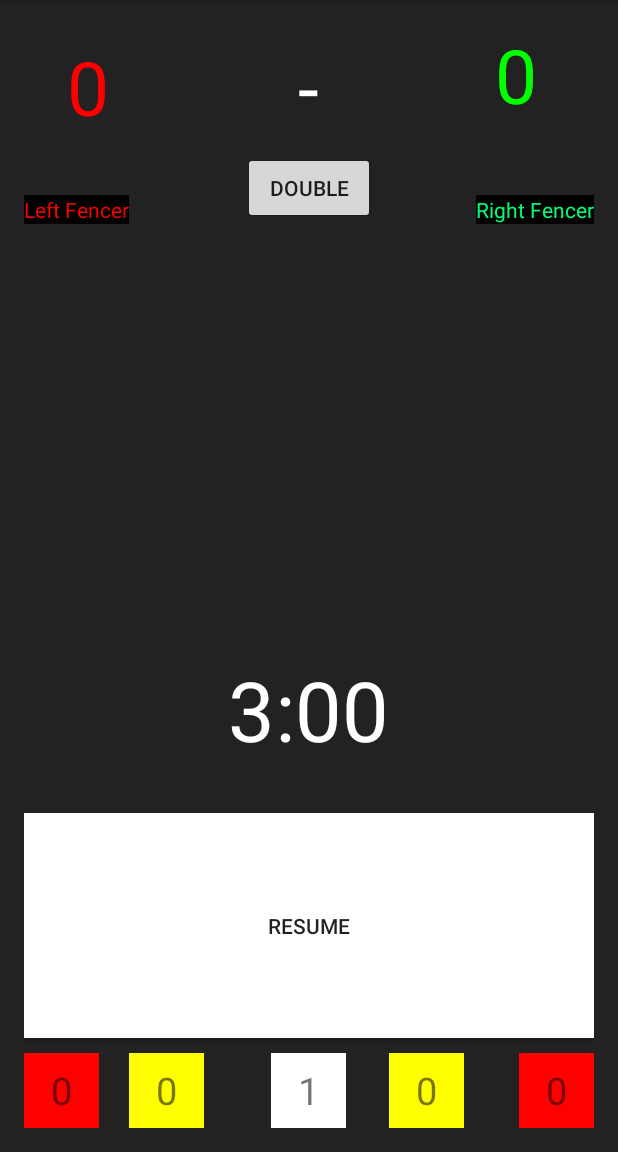
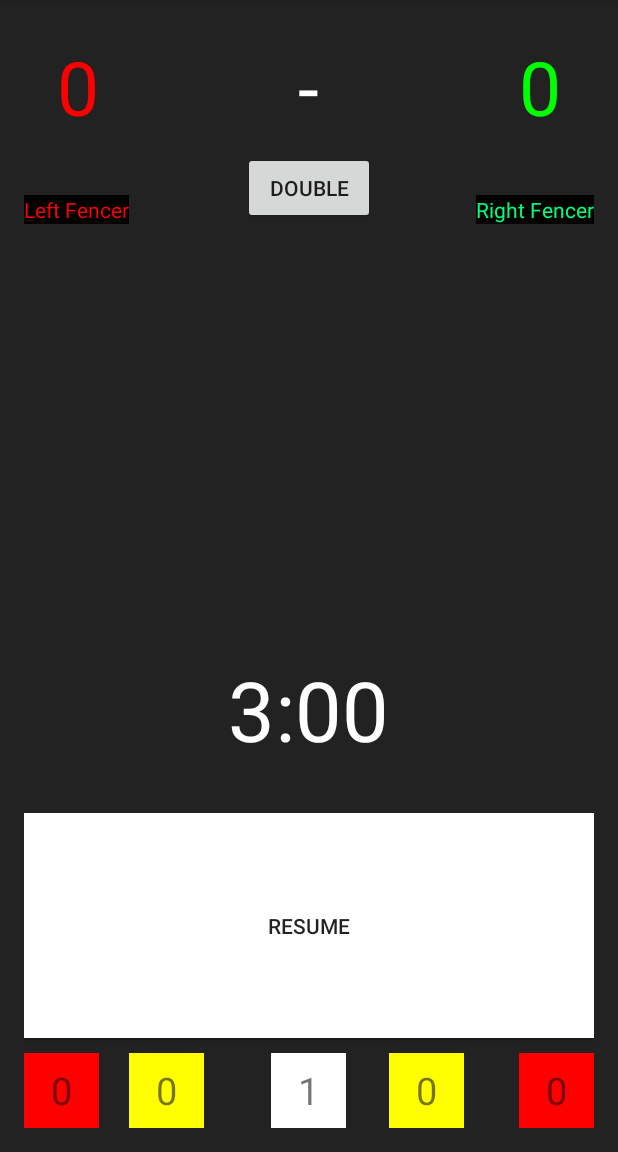
Before and after one commit to jomai294/FencingScoreKeeper, an Android app: the screen it shows after launch (MainActivity), on a phone screen of 412 x 824 dp, the part 84-1236 px from its top. Run offline under Robolectric (Android 15) with nearby library versions, the phone set to English and light mode, and no system bars.

Commit message:
Changed UI and made it slightly cleaner

```diff
--- a/app/src/main/java/jomai294/john/fencingscorekeeper/ScoreKeeper.java
+++ b/app/src/main/java/jomai294/john/fencingscorekeeper/ScoreKeeper.java
@@ -17,18 +17,22 @@ public class ScoreKeeper {
     private int milliseconds;
 
     public void setMinutes(int min) {
+
         minutes = min;
     }
 
     public int getMinutes() {
+
         return minutes;
     }
 
     public void setMilliseconds(int milli) {
+
         milliseconds = milli;
     }
 
     public int getMilliseconds() {
+
         return milliseconds;
     }
 
--- a/app/src/main/res/layout/activity_main.xml
+++ b/app/src/main/res/layout/activity_main.xml
@@ -24,18 +24,6 @@
         android:layout_marginBottom="32dp" />
 
     <TextView
-        android:text="0"
-        android:textColor="#FF0000"
-        android:textSize="50dp"
-        android:layout_width="wrap_content"
-        android:layout_height="wrap_content"
-        android:id="@+id/leftScore"
-        android:layout_marginTop="8dp"
-        android:layout_marginEnd="13dp"
-
-        android:layout_alignEnd="@+id/left_name" />
-
-    <TextView
         android:text="-"
         android:textSize="50dp"
         android:layout_width="wrap_content"
@@ -55,17 +43,6 @@
         android:id="@+id/left_name"
         android:layout_alignBottom="@+id/double_touch"
          />
-
-    <TextView
-        android:text="0"
-        android:textSize="50dp"
-        android:textColor="#00FF00"
-        android:layout_width="wrap_content"
-        android:layout_height="wrap_content"
-        android:id="@+id/rightScore"
-        android:layout_alignParentTop="true"
-        android:layout_alignParentEnd="true"
-        android:layout_marginEnd="38dp" />
 
     <TextView
         android:text="Right Fencer"
@@ -151,5 +128,27 @@
         android:layout_alignParentBottom="true"
         android:layout_toEndOf="@+id/bout_time" />
 
+    <TextView
+        android:text="0"
+        android:textSize="50dp"
+        android:textColor="#00FF00"
+        android:layout_width="wrap_content"
+        android:layout_height="wrap_content"
+        android:id="@+id/rightScore"
+        android:layout_above="@+id/double_touch"
+        android:layout_alignStart="@+id/r_red"/>
+
+    <TextView
+        android:text="0"
+        android:textColor="#FF0000"
+        android:textSize="50dp"
+        android:layout_width="wrap_content"
+        android:layout_height="wrap_content"
+        android:id="@+id/leftScore"
+        android:layout_marginTop="8dp"
+
+        android:layout_alignParentTop="true"
+        android:layout_alignEnd="@+id/l_red"/>
+
 
 </RelativeLayout>
```
Also changed, not shown: app/src/main/java/jomai294/john/fencingscorekeeper/MainActivity.java (+17 -4 lines).
